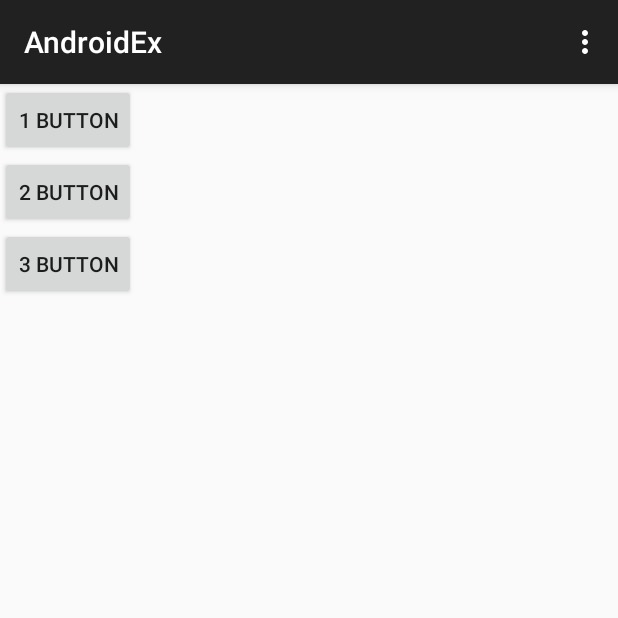
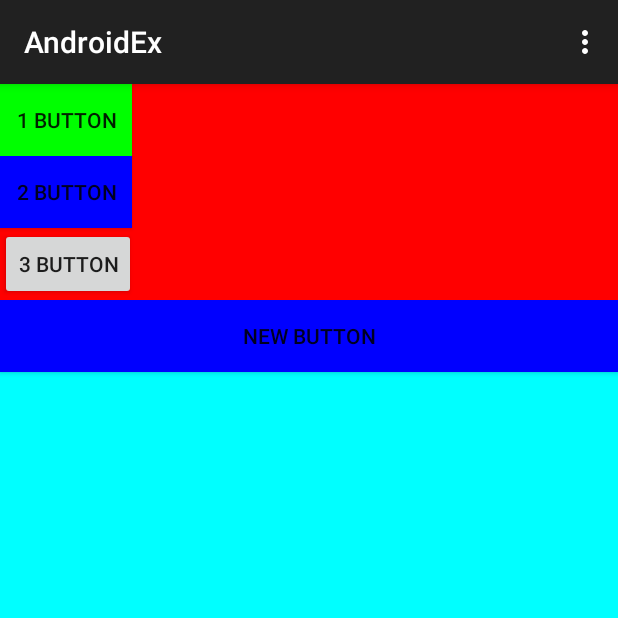
Before and after one commit to EricSeokgon/AndroidEx, an Android app: the screen it shows after launch (MainActivity), on a phone screen of 412 x 824 dp, the top half of it. Run offline under Robolectric (Android 15) with nearby library versions, the phone set to English and light mode, and no system bars.

Commit message:
LinearLayout, button background test

```diff
--- a/app/src/main/res/layout/activity_main.xml
+++ b/app/src/main/res/layout/activity_main.xml
@@ -3,19 +3,23 @@
     android:layout_width="match_parent"
     android:layout_height="match_parent"
     android:orientation="vertical"
-    tools:context=".MainActivity">
+    tools:context=".MainActivity"
+    android:background="#ff0000"
+    android:weightSum="1">
 
     <Button
         android:id="@+id/button"
         android:layout_width="wrap_content"
         android:layout_height="wrap_content"
-        android:text="1 Button" />
+        android:text="1 Button"
+        android:background="#00ff00" />
 
     <Button
         android:id="@+id/button2"
         android:layout_width="wrap_content"
         android:layout_height="wrap_content"
-        android:text="2 Button" />
+        android:text="2 Button"
+        android:background="#0000ff" />
 
     <Button
         android:id="@+id/button3"
@@ -23,4 +27,18 @@
         android:layout_height="wrap_content"
         android:text="3 Button" />
 
+    <LinearLayout
+        android:orientation="vertical"
+        android:layout_width="match_parent"
+        android:layout_height="match_parent"
+        android:background="#00ffff">
+
+    <Button
+        android:layout_width="match_parent"
+        android:layout_height="wrap_content"
+        android:text="New Button"
+        android:id="@+id/button4"
+        android:background="#0000ff" />
+    </LinearLayout>
+
 </LinearLayout>
```
